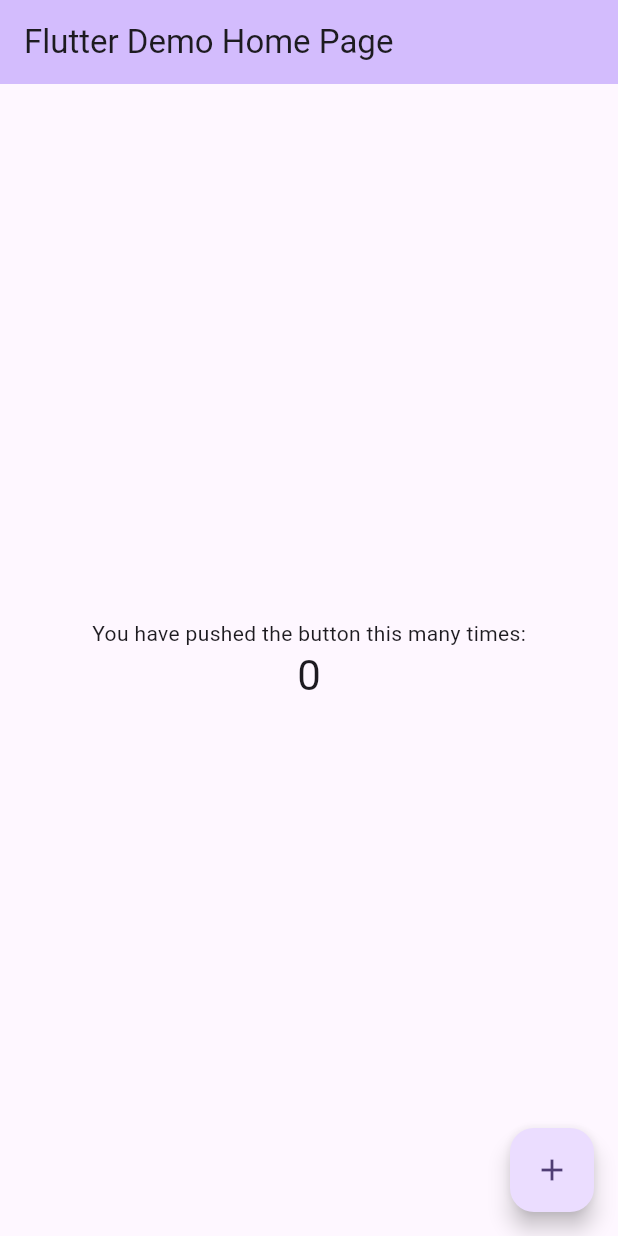
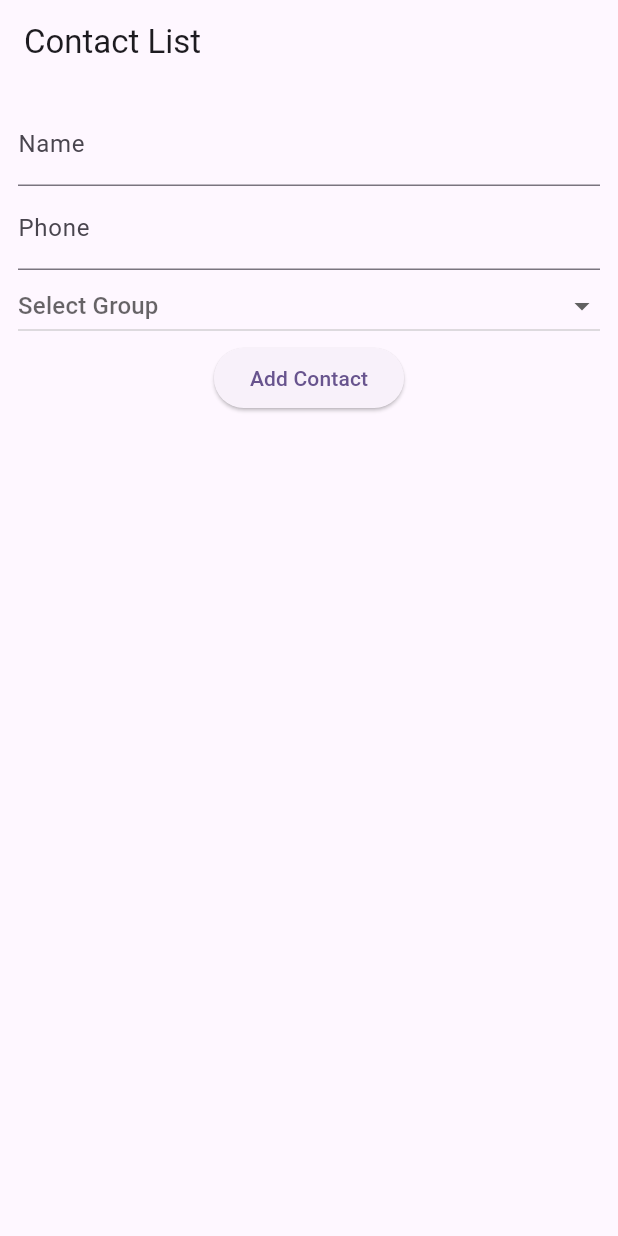
Before and after one commit to zelvann/ContactBox, a Flutter app: the screen it shows after launch, on a phone screen of 412 x 824 dp. Run offline on Flutter 3.47's test engine with Material 3 defaults, Android fonts, the phone set to English and light mode, and no system bars; our stand-ins replace objectbox; generated files the repository leaves out were written again.

Commit message:
feat: add minimal ui

```diff
--- a/lib/main.dart
+++ b/lib/main.dart
@@ -1,122 +1,121 @@
+import 'package:database_assignment/entity/contact.dart';
+import 'package:database_assignment/entity/group.dart';
+import 'package:database_assignment/store/contact.dart';
 import 'package:flutter/material.dart';
+import 'package:path_provider/path_provider.dart';
 
-void main() {
+late ContactStore store;
+Future<void> main() async {
+  WidgetsFlutterBinding.ensureInitialized();
+  final dir = await getApplicationDocumentsDirectory();
+  store = await ContactStore.init('${dir.path}/objectbox');
   runApp(const MyApp());
 }
 
 class MyApp extends StatelessWidget {
   const MyApp({super.key});
 
-  // This widget is the root of your application.
   @override
   Widget build(BuildContext context) {
     return MaterialApp(
-      title: 'Flutter Demo',
+      title: 'Contact Groups',
       theme: ThemeData(
-        // This is the theme of your application.
-        //
-        // TRY THIS: Try running your application with "flutter run". You'll see
-        // the application has a purple toolbar. Then, without quitting the app,
-        // try changing the seedColor in the colorScheme below to Colors.green
-        // and then invoke "hot reload" (save your changes or press the "hot
-        // reload" button in a Flutter-supported IDE, or press "r" if you used
-        // the command line to start the app).
-        //
-        // Notice that the counter didn't reset back to zero; the application
-        // state is not lost during the reload. To reset the state, use hot
-        // restart instead.
-        //
-        // This works for code too, not just values: Most code changes can be
-        // tested with just a hot reload.
         colorScheme: ColorScheme.fromSeed(seedColor: Colors.deepPurple),
       ),
-      home: const MyHomePage(title: 'Flutter Demo Home Page'),
+      home: const MyHomePage(),
     );
   }
 }
 
 class MyHomePage extends StatefulWidget {
-  const MyHomePage({super.key, required this.title});
-
-  // This widget is the home page of your application. It is stateful, meaning
-  // that it has a State object (defined below) that contains fields that affect
-  // how it looks.
-
-  // This class is the configuration for the state. It holds the values (in this
-  // case the title) provided by the parent (in this case the App widget) and
-  // used by the build method of the State. Fields in a Widget subclass are
-  // always marked "final".
-
-  final String title;
+  const MyHomePage({super.key});
 
   @override
   State<MyHomePage> createState() => _MyHomePageState();
 }
 
 class _MyHomePageState extends State<MyHomePage> {
-  int _counter = 0;
+  final TextEditingController nameCtrl = TextEditingController();
+  final TextEditingController phoneCtrl = TextEditingController();
+  Group? selectedGroup;
 
-  void _incrementCounter() {
-    setState(() {
-      // This call to setState tells the Flutter framework that something has
-      // changed in this State, which causes it to rerun the build method below
-      // so that the display can reflect the updated values. If we changed
-      // _counter without calling setState(), then the build method would not be
-      // called again, and so nothing would appear to happen.
-      _counter++;
-    });
+  void _addContact() {
+    if (nameCtrl.text.isEmpty || phoneCtrl.text.isEmpty || selectedGroup == null) {
+      return;
+    }
+
+    final contact = Contact(name: nameCtrl.text, phone: phoneCtrl.text);
+    store.addContact(contact, selectedGroup!);
+
+    nameCtrl.clear();
+    phoneCtrl.clear();
+    selectedGroup = null;
+
+    setState(() {});
+  }
+
+  void _deleteContact(int id) {
+    store.deleteContact(id);
+    setState(() {});
   }
 
   @override
   Widget build(BuildContext context) {
-    // This method is rerun every time setState is called, for instance as done
-    // by the _incrementCounter method above.
-    //
-    // The Flutter framework has been optimized to make rerunning build methods
-    // fast, so that you can just rebuild anything that needs updating rather
-    // than having to individually change instances of widgets.
+    final contacts = store.getContacts();
+    final groups = store.getGroups();
     return Scaffold(
       appBar: AppBar(
-        // TRY THIS: Try changing the color here to a specific color (to
-        // Colors.amber, perhaps?) and trigger a hot reload to see the AppBar
-        // change color while the other colors stay the same.
-        backgroundColor: Theme.of(context).colorScheme.inversePrimary,
-        // Here we take the value from the MyHomePage object that was created by
-        // the App.build method, and use it to set our appbar title.
-        title: Text(widget.title),
-      ),
-      body: Center(
-        // Center is a layout widget. It takes a single child and positions it
-        // in the middle of the parent.
-        child: Column(
-          // Column is also a layout widget. It takes a list of children and
-          // arranges them vertically. By default, it sizes itself to fit its
-          // children horizontally, and tries to be as tall as its parent.
-          //
-          // Column has various properties to control how it sizes itself and
-          // how it positions its children. Here we use mainAxisAlignment to
-          // center the children vertically; the main axis here is the vertical
-          // axis because Columns are vertical (the cross axis would be
-          // horizontal).
-          //
-          // TRY THIS: Invoke "debug painting" (choose the "Toggle Debug Paint"
-          // action in the IDE, or press "p" in the console), to see the
-          // wireframe for each widget.
-          mainAxisAlignment: MainAxisAlignment.center,
-          children: <Widget>[
-            const Text('You have pushed the button this many times:'),
-            Text(
-              '$_counter',
-              style: Theme.of(context).textTheme.headlineMedium,
-            ),
-          ],
+        title: Text(
+            "Contact List"
         ),
       ),
-      floatingActionButton: FloatingActionButton(
-        onPressed: _incrementCounter,
-        tooltip: 'Increment',
-        child: const Icon(Icons.add),
-      ), // This trailing comma makes auto-formatting nicer for build methods.
+      body: Column(
+        children: [
+          Padding(
+            padding: const EdgeInsets.all(12.0),
+            child: Column(
+              children: [
+                TextField(controller: nameCtrl,
+                    decoration: InputDecoration(labelText: 'Name')),
+                TextField(controller: phoneCtrl,
+                    decoration: InputDecoration(labelText: 'Phone')),
+                DropdownButton<Group>(
+                  hint: Text("Select Group"),
+                  value: selectedGroup,
+                  isExpanded: true,
+                  items: groups.map((group) {
+                    return DropdownMenuItem(
+                        value: group, child: Text(group.name));
+                  }).toList(),
+                  onChanged: (Group? value) =>
+                      setState(() => selectedGroup = value),
+                ),
+                ElevatedButton(
+                    onPressed: _addContact, child: Text('Add Contact')),
+              ],
+            ),
+          ),
+          Expanded(
+            child: ListView.builder(
+              itemCount: contacts.length,
+              itemBuilder: (_, i) {
+                final contact = contacts[i];
+                final group = contact.group.target;
+
+                return ListTile(
+                  title: Text(contact.name),
+                  subtitle: Text(
+                      '${contact.phone} • Group: ${group?.name ?? "None"}'),
+                  trailing: IconButton(
+                    icon: Icon(Icons.delete),
+                    onPressed: () => _deleteContact(contact.id),
+                  ),
+                );
+              },
+            ),
+          )
+        ],
+      ),
     );
   }
 }
```
